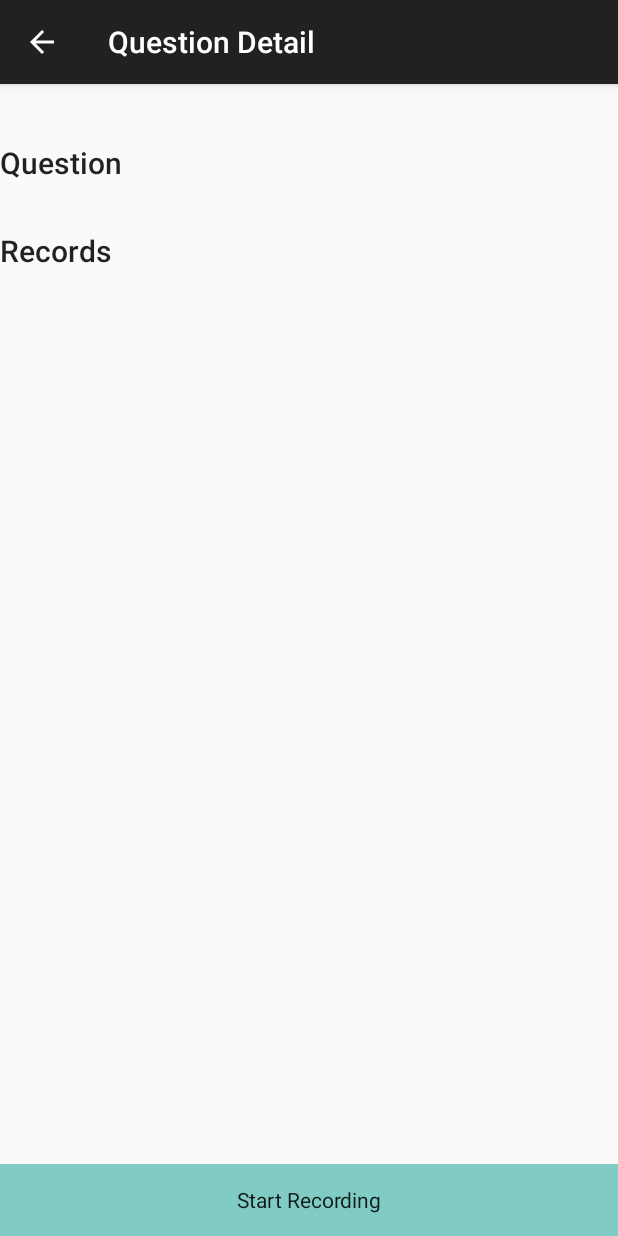
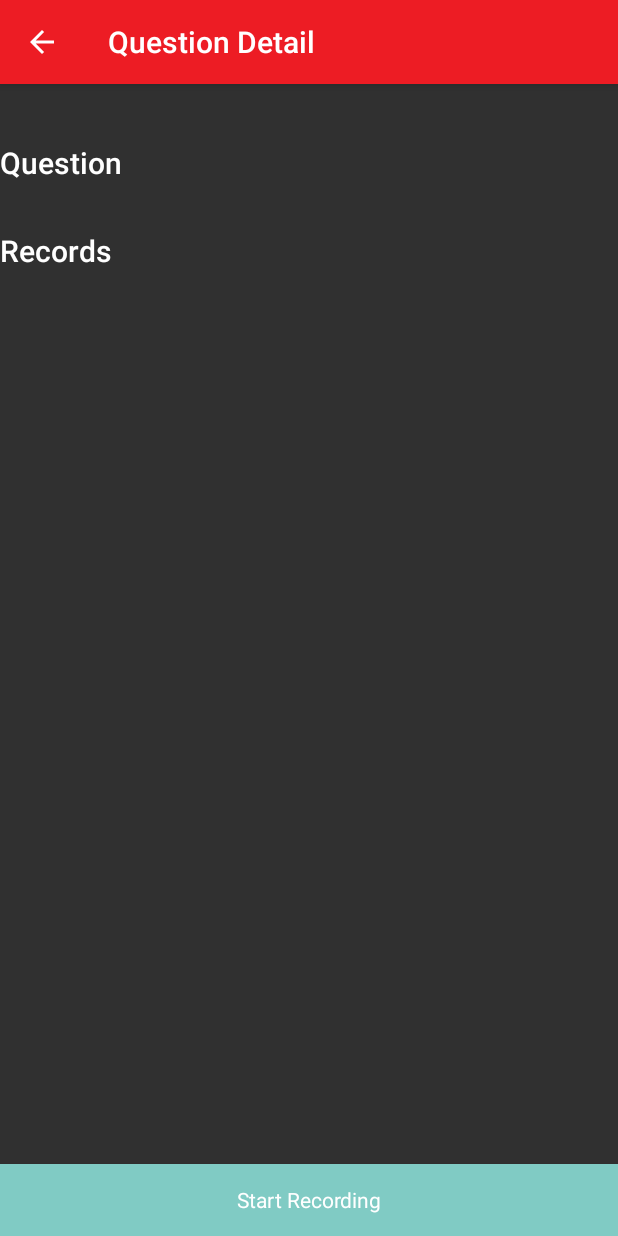
Before and after one commit to mingthor/ToeflAvatar, an Android app: the QuestionDetailActivity screen opened directly, with no data from a screen before it, on a phone screen of 412 x 824 dp. Run offline under Robolectric (Android 15) with nearby library versions, the phone set to English and light mode, and no system bars.

Commit message:
Use Material design theme.

```diff
--- a/app/src/main/AndroidManifest.xml
+++ b/app/src/main/AndroidManifest.xml
@@ -9,7 +9,7 @@
         android:allowBackup="true"
         android:icon="@mipmap/ic_launcher"
         android:label="@string/app_name"
-        android:theme="@style/Theme.AppCompat.Light.DarkActionBar">
+        android:theme="@style/AppTheme">
         <activity
             android:name=".QuestionListActivity"
             android:label="@string/app_name" >
--- a/app/src/main/java/com/sequoiabridge/captain/toeflavatar/QuestionDetailActivity.java
+++ b/app/src/main/java/com/sequoiabridge/captain/toeflavatar/QuestionDetailActivity.java
@@ -2,8 +2,8 @@ package com.sequoiabridge.captain.toeflavatar;
 
 import android.content.Intent;
 import android.os.Bundle;
+import android.support.v4.app.FragmentActivity;
 import android.support.v4.app.NavUtils;
-import android.support.v7.app.AppCompatActivity;
 import android.view.MenuItem;
 import android.view.View;
 
@@ -19,7 +19,7 @@ import com.sequoiabridge.captain.toeflavatar.data.DummyContent;
  * This activity is mostly just a 'shell' activity containing nothing
  * more than a {@link QuestionDetailFragment}.
  */
-public class QuestionDetailActivity extends AppCompatActivity
+public class QuestionDetailActivity extends FragmentActivity
         implements View.OnClickListener, RecordingDialogFragment.UserInteractionListener {
 
     private static final String LOG_TAG = "QuestionDetailActivity";
--- /dev/null
+++ b/app/src/main/res/values-v21/styles.xml
@@ -0,0 +1,14 @@
+<?xml version="1.0" encoding="utf-8"?>
+<resources>
+
+    <style name="AppTheme" parent="android:Theme.Material">
+        <!-- Customize your theme using Material Design here. -->
+        <!-- Main theme colors -->
+        <!--   your app branding color for the app bar -->
+        <item name="android:colorPrimary">@color/colorPrimary</item>
+        <!--   darker variant for the status bar and contextual app bars -->
+        <item name="android:colorPrimaryDark">@color/colorPrimaryDark</item>
+        <!--   theme UI controls like checkboxes and text fields -->
+        <item name="android:colorAccent">@color/colorAccent</item>
+    </style>
+</resources>
--- a/app/src/main/res/values/colors.xml
+++ b/app/src/main/res/values/colors.xml
@@ -20,4 +20,8 @@
     <color name="bluegrass">#ff96c9b5</color>
     <color name="turquoise">#ff86b9b5</color>
     <color name="slate">#ff76a9b5</color>
+    <color name="colorPrimary">#ED1C24</color>
+    <color name="colorPrimaryDark">#CC0000</color>
+    <color name="colorPrimaryLight">#B3E5FC</color>
+    <color name="colorAccent">#FF5722</color>
 </resources>
--- a/app/src/main/res/values/styles.xml
+++ b/app/src/main/res/values/styles.xml
@@ -3,6 +3,6 @@
     <!-- Base application theme. -->
     <style name="AppTheme" parent="Theme.AppCompat.Light.DarkActionBar">
         <!-- Customize your theme here. -->
+
     </style>
-
 </resources>
```
Also changed, not shown: 1 other file.
